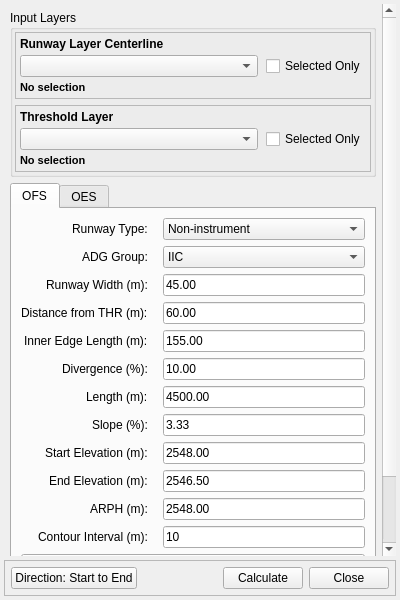
FLYGHT7/qOLS, file qols/ui/new_ols_panel.ui: the form before one commit.
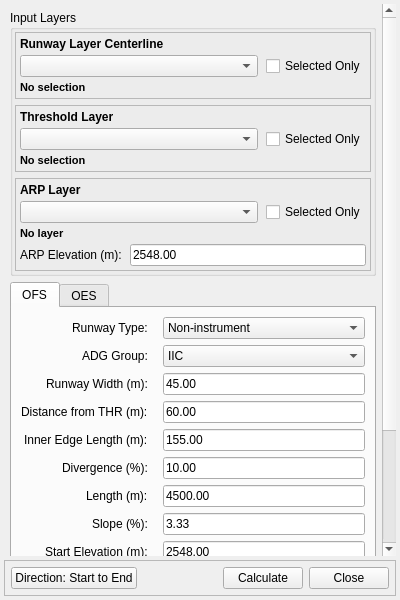
The form after the commit. Custom widgets are drawn as their Qt base class.

Commit message:
Refactor ARP (Aerodrome Reference Point) handling in New OLS Dock Widget
- Merged ARP elevation fields into a single shared field for both OFS and OES tabs.
- Updated UI to include ARP Layer selection and elevation input.
- Removed redundant ARPH fields from the UI and code.
- Adjusted logic to handle ARP layer connections and selections.
- Enhanced tooltips and status labels for better user guidance.
- Ensured ARP layer validation and selection status are properly managed.

```diff
--- a/qols/ui/new_ols_panel.ui
+++ b/qols/ui/new_ols_panel.ui
@@ -170,6 +170,74 @@
         </widget>
        </item>
 
+       <!-- ARP (Aerodrome Reference Point) LAYER + ELEVATION (#131) -->
+       <item>
+        <widget class="QFrame" name="arpFrame">
+         <property name="frameShape"><enum>QFrame::StyledPanel</enum></property>
+         <layout class="QVBoxLayout" name="arpCompactLayout">
+          <property name="spacing"><number>4</number></property>
+          <property name="margin"><number>4</number></property>
+          <item>
+           <widget class="QLabel" name="arpTitleLabel">
+            <property name="text"><string>ARP Layer</string></property>
+            <property name="styleSheet"><string>QLabel { font-weight: bold; }</string></property>
+           </widget>
+          </item>
+          <item>
+           <layout class="QHBoxLayout" name="arpControlLayout">
+            <property name="spacing"><number>8</number></property>
+            <item>
+             <widget class="QgsMapLayerComboBox" name="arpLayerCombo">
+              <property name="minimumHeight"><number>24</number></property>
+              <property name="maximumHeight"><number>28</number></property>
+              <property name="toolTip"><string>Select the layer containing the Aerodrome Reference Point (ARP). Optional unless the active surface requires it.</string></property>
+              <property name="sizePolicy">
+               <sizepolicy hsizetype="Expanding" vsizetype="Fixed">
+                <horstretch>0</horstretch><verstretch>0</verstretch>
+               </sizepolicy>
+              </property>
+             </widget>
+            </item>
+            <item>
+             <widget class="QCheckBox" name="useSelectedArpCheckBox">
+              <property name="text"><string>Selected Only</string></property>
+              <property name="sizePolicy">
+               <sizepolicy hsizetype="Fixed" vsizetype="Fixed">
+                <horstretch>0</horstretch><verstretch>0</verstretch>
+               </sizepolicy>
+              </property>
+             </widget>
+            </item>
+           </layout>
+          </item>
+          <item>
+           <widget class="QLabel" name="arpSelectionStatusLabel">
+            <property name="text"><string>No layer</string></property>
+            <property name="styleSheet"><string>QLabel { font-weight: bold; font-size: 11px; }</string></property>
+            <property name="minimumHeight"><number>16</number></property>
+            <property name="maximumHeight"><number>16</number></property>
+           </widget>
+          </item>
+          <item>
+           <layout class="QHBoxLayout" name="arpElevationLayout">
+            <property name="spacing"><number>8</number></property>
+            <item>
+             <widget class="QLabel" name="label_ARP_elevation">
+              <property name="text"><string>ARP Elevation (m):</string></property>
+             </widget>
+            </item>
+            <item>
+             <widget class="QLineEdit" name="spin_ARP_elevation">
+              <property name="text"><string>2548.00</string></property>
+              <property name="toolTip"><string>Aerodrome Reference Point elevation, shared by the OFS and OES tabs.</string></property>
+             </widget>
+            </item>
+           </layout>
+          </item>
+         </layout>
+        </widget>
+       </item>
+
       </layout>
      </widget>
     </item>
@@ -313,29 +381,18 @@
         </item>
 
         <item row="10" column="0">
-         <widget class="QLabel" name="label_ARPH_ofs">
-          <property name="text"><string>ARPH (m):</string></property>
-         </widget>
-        </item>
-        <item row="10" column="1">
-         <widget class="QLineEdit" name="spin_ARPH_ofs">
-          <property name="text"><string>2548.00</string></property>
-         </widget>
-        </item>
-
-        <item row="11" column="0">
          <widget class="QLabel" name="label_contour_interval_ofs">
           <property name="text"><string>Contour Interval (m):</string></property>
          </widget>
         </item>
-        <item row="11" column="1">
+        <item row="10" column="1">
          <widget class="QLineEdit" name="spin_contour_interval_ofs">
           <property name="text"><string>10</string></property>
           <property name="toolTip"><string>Elevation interval for contour lines. Set to 0 to disable.</string></property>
          </widget>
         </item>
 
-        <item row="12" column="0" colspan="2">
+        <item row="11" column="0" colspan="2">
          <widget class="QPushButton" name="btn_adg_help">
           <property name="text"><string>ADG Reference Table</string></property>
           <property name="toolTip"><string>Show the Aeroplane Design Group (ADG) reference table (ICAO Table 1-2)</string></property>
```
Left out of the diff: 18 changed lines with no effect on the pictures. The commit also changes 5 other files.
